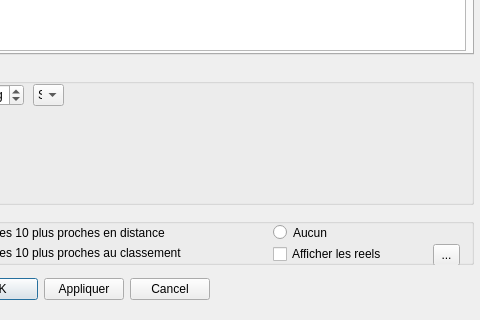
nohal/qtVlm, file src/Ui/race_dialog.ui: the form before one commit; both pictures show x 327 to 807 and y 336 to 656 of the 807 by 656 pixel window.
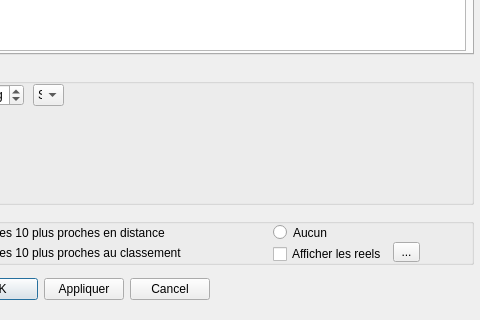
The form after the commit.

Commit message: use default real color if color is #000000 in reals.php

The edit to the form file:
```diff
--- a/src/Ui/race_dialog.ui
+++ b/src/Ui/race_dialog.ui
@@ -433,10 +433,10 @@
     <widget class="QToolButton" name="filterReal">
      <property name="geometry">
       <rect>
-       <x>740</x>
-       <y>40</y>
+       <x>700</x>
+       <y>38</y>
        <width>27</width>
-       <height>22</height>
+       <height>20</height>
       </rect>
      </property>
      <property name="toolTip">
```
The commit also changes 1 other file.
